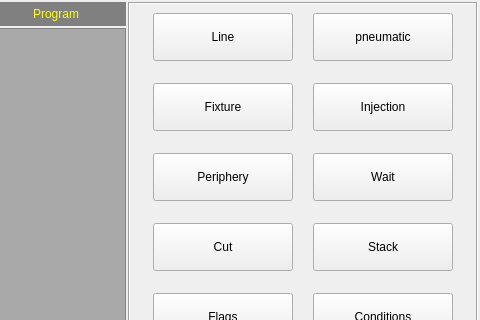
Before: the Qt Designer form hcinstruction/ichcinstructionpageframe.ui in GaussCheng/2-5AxisPunch, drawn with Qt 5; both pictures show x 420 to 900 and y 0 to 320 of the 900 by 428 pixel window.
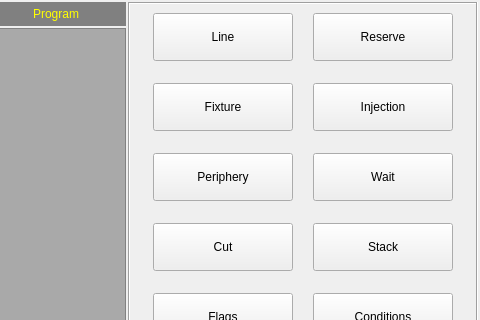
After: the same form once the commit is applied. Icons and pictures are not drawn.

The edit to the form file:
```diff
--- a/hcinstruction/ichcinstructionpageframe.ui
+++ b/hcinstruction/ichcinstructionpageframe.ui
@@ -253,7 +253,7 @@
             </size>
            </property>
            <property name="text">
-            <string>pneumatic</string>
+            <string>Reserve</string>
            </property>
            <property name="icon">
             <iconset resource="../resource.qrc">
```
